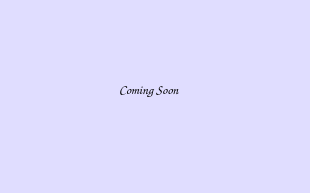
This is forms/admin.ui in Cr1sspY/Dating_Agency as Qt 5 draws it before an edit. The edited form follows.
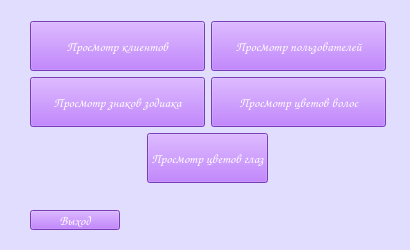
This is the edited form.

Diff of the .ui file:
```diff
--- a/forms/admin.ui
+++ b/forms/admin.ui
@@ -6,15 +6,21 @@
    <rect>
     <x>0</x>
     <y>0</y>
-    <width>310</width>
-    <height>193</height>
+    <width>410</width>
+    <height>250</height>
    </rect>
   </property>
-  <property name="font">
-   <font>
-    <family>Comic Sans MS</family>
-    <pointsize>10</pointsize>
-   </font>
+  <property name="minimumSize">
+   <size>
+    <width>410</width>
+    <height>250</height>
+   </size>
+  </property>
+  <property name="maximumSize">
+   <size>
+    <width>410</width>
+    <height>250</height>
+   </size>
   </property>
   <property name="windowTitle">
    <string>Form</string>
@@ -25,26 +31,298 @@
   <widget class="QWidget" name="verticalLayoutWidget">
    <property name="geometry">
     <rect>
-     <x>70</x>
-     <y>50</y>
-     <width>160</width>
-     <height>80</height>
+     <x>10</x>
+     <y>10</y>
+     <width>396</width>
+     <height>240</height>
     </rect>
    </property>
    <layout class="QVBoxLayout" name="verticalLayout">
-    <item alignment="Qt::AlignHCenter|Qt::AlignVCenter">
-     <widget class="QLabel" name="label">
+    <item>
+     <spacer name="verticalSpacer_2">
+      <property name="orientation">
+       <enum>Qt::Vertical</enum>
+      </property>
+      <property name="sizeHint" stdset="0">
+       <size>
+        <width>20</width>
+        <height>40</height>
+       </size>
+      </property>
+     </spacer>
+    </item>
+    <item>
+     <layout class="QHBoxLayout" name="horizontalLayout">
+      <item>
+       <spacer name="horizontalSpacer">
+        <property name="orientation">
+         <enum>Qt::Horizontal</enum>
+        </property>
+        <property name="sizeType">
+         <enum>QSizePolicy::Fixed</enum>
+        </property>
+        <property name="sizeHint" stdset="0">
+         <size>
+          <width>20</width>
+          <height>20</height>
+         </size>
+        </property>
+       </spacer>
+      </item>
+      <item alignment="Qt::AlignVCenter">
+       <widget class="QPushButton" name="btn_clients">
+        <property name="minimumSize">
+         <size>
+          <width>0</width>
+          <height>50</height>
+         </size>
+        </property>
+        <property name="font">
+         <font>
+          <family>Comic Sans MS</family>
+          <pointsize>10</pointsize>
+         </font>
+        </property>
+        <property name="styleSheet">
+         <string notr="true">background-color: rgb(170, 85, 255);
+color: rgb(255, 255, 255);</string>
+        </property>
+        <property name="text">
+         <string>Просмотр клиентов</string>
+        </property>
+       </widget>
+      </item>
+      <item alignment="Qt::AlignVCenter">
+       <widget class="QPushButton" name="btn_users">
+        <property name="minimumSize">
+         <size>
+          <width>0</width>
+          <height>50</height>
+         </size>
+        </property>
+        <property name="font">
+         <font>
+          <family>Comic Sans MS</family>
+          <pointsize>10</pointsize>
+         </font>
+        </property>
+        <property name="styleSheet">
+         <string notr="true">background-color: rgb(170, 85, 255);
+color: rgb(255, 255, 255);</string>
+        </property>
+        <property name="text">
+         <string>Просмотр пользователей</string>
+        </property>
+       </widget>
+      </item>
+      <item>
+       <spacer name="horizontalSpacer_2">
+        <property name="orientation">
+         <enum>Qt::Horizontal</enum>
+        </property>
+        <property name="sizeType">
+         <enum>QSizePolicy::Fixed</enum>
+        </property>
+        <property name="sizeHint" stdset="0">
+         <size>
+          <width>20</width>
+          <height>20</height>
+         </size>
+        </property>
+       </spacer>
+      </item>
+     </layout>
+    </item>
+    <item>
+     <layout class="QHBoxLayout" name="horizontalLayout_3">
+      <item>
+       <spacer name="horizontalSpacer_4">
+        <property name="orientation">
+         <enum>Qt::Horizontal</enum>
+        </property>
+        <property name="sizeType">
+         <enum>QSizePolicy::Fixed</enum>
+        </property>
+        <property name="sizeHint" stdset="0">
+         <size>
+          <width>20</width>
+          <height>20</height>
+         </size>
+        </property>
+       </spacer>
+      </item>
+      <item alignment="Qt::AlignVCenter">
+       <widget class="QPushButton" name="btn_zodiacs">
+        <property name="minimumSize">
+         <size>
+          <width>0</width>
+          <height>50</height>
+         </size>
+        </property>
+        <property name="font">
+         <font>
+          <family>Comic Sans MS</family>
+          <pointsize>10</pointsize>
+         </font>
+        </property>
+        <property name="styleSheet">
+         <string notr="true">background-color: rgb(170, 85, 255);
+color: rgb(255, 255, 255);</string>
+        </property>
+        <property name="text">
+         <string>Просмотр знаков зодиака</string>
+        </property>
+       </widget>
+      </item>
+      <item alignment="Qt::AlignVCenter">
+       <widget class="QPushButton" name="btn_hairs">
+        <property name="minimumSize">
+         <size>
+          <width>0</width>
+          <height>50</height>
+         </size>
+        </property>
+        <property name="font">
+         <font>
+          <family>Comic Sans MS</family>
+          <pointsize>10</pointsize>
+         </font>
+        </property>
+        <property name="styleSheet">
+         <string notr="true">background-color: rgb(170, 85, 255);
+color: rgb(255, 255, 255);</string>
+        </property>
+        <property name="text">
+         <string>Просмотр цветов волос</string>
+        </property>
+       </widget>
+      </item>
+      <item>
+       <spacer name="horizontalSpacer_5">
+        <property name="orientation">
+         <enum>Qt::Horizontal</enum>
+        </property>
+        <property name="sizeType">
+         <enum>QSizePolicy::Fixed</enum>
+        </property>
+        <property name="sizeHint" stdset="0">
+         <size>
+          <width>20</width>
+          <height>20</height>
+         </size>
+        </property>
+       </spacer>
+      </item>
+     </layout>
+    </item>
+    <item alignment="Qt::AlignHCenter">
+     <widget class="QPushButton" name="btn_eyes">
+      <property name="minimumSize">
+       <size>
+        <width>0</width>
+        <height>50</height>
+       </size>
+      </property>
       <property name="font">
        <font>
         <family>Comic Sans MS</family>
         <pointsize>10</pointsize>
        </font>
       </property>
+      <property name="styleSheet">
+       <string notr="true">background-color: rgb(170, 85, 255);
+color: rgb(255, 255, 255);</string>
+      </property>
       <property name="text">
-       <string>Coming Soon</string>
+       <string>Просмотр цветов глаз</string>
       </property>
      </widget>
     </item>
+    <item>
+     <spacer name="verticalSpacer_4">
+      <property name="orientation">
+       <enum>Qt::Vertical</enum>
+      </property>
+      <property name="sizeHint" stdset="0">
+       <size>
+        <width>20</width>
+        <height>40</height>
+       </size>
+      </property>
+     </spacer>
+    </item>
+    <item>
+     <spacer name="verticalSpacer_3">
+      <property name="orientation">
+       <enum>Qt::Vertical</enum>
+      </property>
+      <property name="sizeHint" stdset="0">
+       <size>
+        <width>20</width>
+        <height>40</height>
+       </size>
+      </property>
+     </spacer>
+    </item>
+    <item>
+     <layout class="QHBoxLayout" name="horizontalLayout_2">
+      <item>
+       <spacer name="horizontalSpacer_3">
+        <property name="orientation">
+         <enum>Qt::Horizontal</enum>
+        </property>
+        <property name="sizeType">
+         <enum>QSizePolicy::Fixed</enum>
+        </property>
+        <property name="sizeHint" stdset="0">
+         <size>
+          <width>20</width>
+          <height>20</height>
+         </size>
+        </property>
+       </spacer>
+      </item>
+      <item alignment="Qt::AlignLeft|Qt::AlignBottom">
+       <widget class="QPushButton" name="btn_exit">
+        <property name="minimumSize">
+         <size>
+          <width>90</width>
+          <height>20</height>
+         </size>
+        </property>
+        <property name="font">
+         <font>
+          <family>Comic Sans MS</family>
+          <pointsize>10</pointsize>
+         </font>
+        </property>
+        <property name="styleSheet">
+         <string notr="true">background-color: rgb(170, 85, 255);
+color: rgb(255, 255, 255);</string>
+        </property>
+        <property name="text">
+         <string>Выход</string>
+        </property>
+       </widget>
+      </item>
+     </layout>
+    </item>
+    <item>
+     <spacer name="verticalSpacer">
+      <property name="orientation">
+       <enum>Qt::Vertical</enum>
+      </property>
+      <property name="sizeType">
+       <enum>QSizePolicy::Fixed</enum>
+      </property>
+      <property name="sizeHint" stdset="0">
+       <size>
+        <width>20</width>
+        <height>20</height>
+       </size>
+      </property>
+     </spacer>
+    </item>
    </layout>
   </widget>
  </widget>
```
